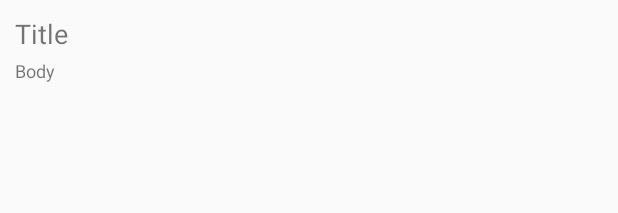
After one commit to press-f-for-respect/Project2, an Android app: the layout single_post.xml on its own in the app's theme, with its tools: preview values and no code run, on a phone screen of 412 x 824 dp. The commit adds this screen. Shown: the top 213 px of the screen. Run offline under Robolectric (Android 15) with nearby library versions, the phone set to English and light mode, and no system bars; network calls fail.

Commit message:
created simple main page and request to server for getting posts

```diff
--- a/app/build.gradle
+++ b/app/build.gradle
@@ -20,8 +20,12 @@ android {
 
 dependencies {
     implementation fileTree(dir: 'libs', include: ['*.jar'])
+    //noinspection GradleCompatible
     implementation 'com.android.support:appcompat-v7:27.0.2'
     implementation 'com.android.support.constraint:constraint-layout:1.0.2'
+    implementation 'com.android.volley:volley:1.1.1'
+    implementation 'com.google.code.gson:gson:2.8.5'
+    implementation 'com.android.support:recyclerview-v7:27.0.0'
     testImplementation 'junit:junit:4.12'
     androidTestImplementation 'com.android.support.test:runner:1.0.1'
     androidTestImplementation 'com.android.support.test.espresso:espresso-core:3.0.1'
--- a/app/src/main/AndroidManifest.xml
+++ b/app/src/main/AndroidManifest.xml
@@ -1,6 +1,7 @@
 <?xml version="1.0" encoding="utf-8"?>
 <manifest xmlns:android="http://schemas.android.com/apk/res/android"
     package="nosence.pressfforrespect.project2">
+    <uses-permission android:name="android.permission.INTERNET"/>
 
     <application
         android:allowBackup="true"
--- /dev/null
+++ b/app/src/main/res/layout/single_post.xml
@@ -0,0 +1,21 @@
+<?xml version="1.0" encoding="utf-8"?>
+<LinearLayout
+    xmlns:android="http://schemas.android.com/apk/res/android"
+    android:layout_height="wrap_content"
+    android:layout_width="match_parent"
+    android:orientation="vertical"
+    android:padding="10dp">
+    <TextView
+        android:id="@+id/post_title"
+        android:layout_width="match_parent"
+        android:layout_height="wrap_content"
+        android:text="@string/title"
+        android:textSize="18sp"
+        android:layout_marginBottom="4dp"/>
+    <TextView
+        android:id="@+id/post_body"
+        android:layout_width="match_parent"
+        android:layout_height="wrap_content"
+        android:text="@string/body"
+        android:textSize="12sp"/>
+</LinearLayout>
--- a/app/src/main/res/values/strings.xml
+++ b/app/src/main/res/values/strings.xml
@@ -1,3 +1,5 @@
 <resources>
     <string name="app_name">Project2</string>
+    <string name="title">Title</string>
+    <string name="body">Body</string>
 </resources>
```
Also changed, not shown: app/src/main/java/nosence/pressfforrespect/project2/MainActivity.java (+74 -1 lines), app/src/main/java/nosence/pressfforrespect/project2/model/Post.java (added, +40 -0 lines), app/src/main/java/nosence/pressfforrespect/project2/utils/PostAdapter.java (added, +54 -0 lines), app/src/main/res/layout/activity_main.xml (+6 -9 lines).
